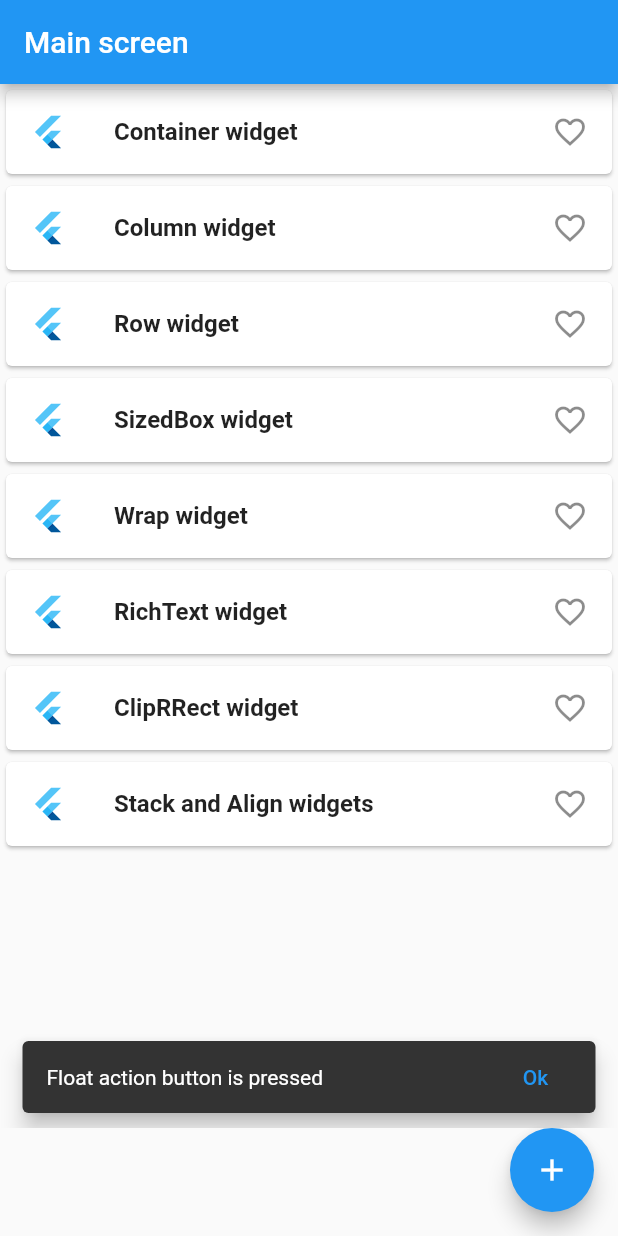
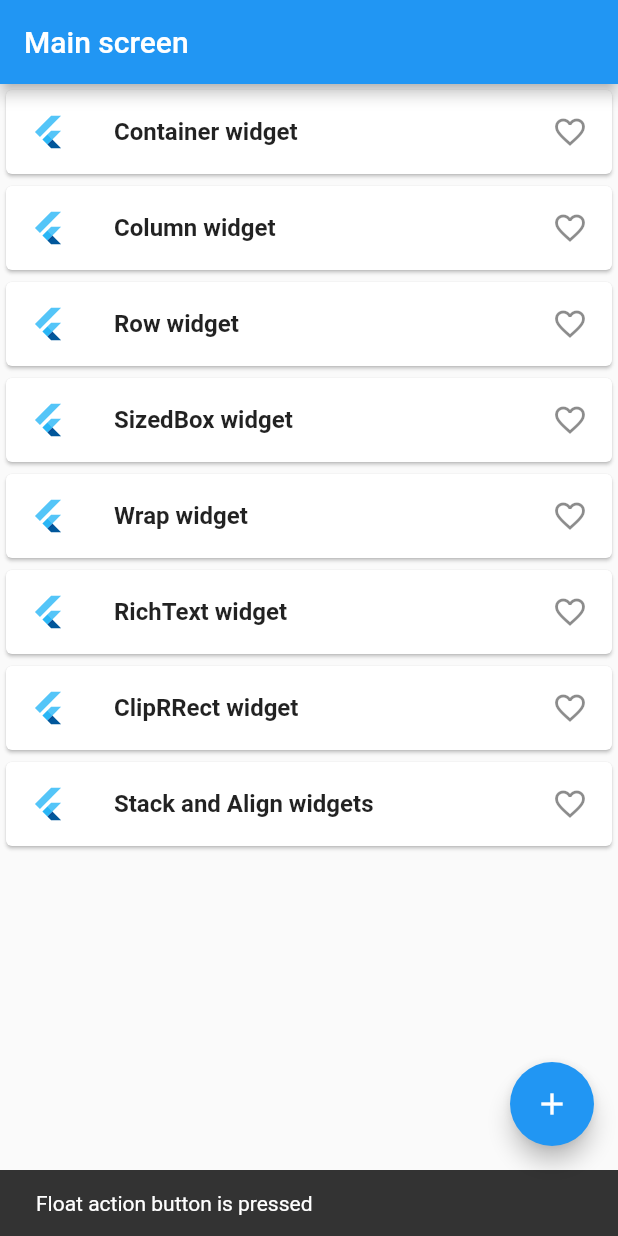
Before and after one commit to alexsit19/basic_widgets, a Flutter app: the screen it shows after launch, after a tap on the "add" icon, on a phone screen of 412 x 824 dp. Run offline on Flutter 3.47's test engine with Material 2 defaults, Android fonts, the phone set to English and light mode, and no system bars.

Commit message:
add FloatingSnackbar class

```diff
--- a/lib/screens/container_screen.dart
+++ b/lib/screens/container_screen.dart
@@ -16,7 +16,6 @@ class ContainerScreen extends StatelessWidget {
                 color: Colors.green,
                 borderRadius: BorderRadius.circular(10),
                 border: Border.all(color: Colors.red, width: 2)),
-            //color: Colors.green,
             padding: const EdgeInsets.all(16.0),
             child: const Text("Container widget",
                 style: TextStyle(
--- a/lib/screens/main_screen.dart
+++ b/lib/screens/main_screen.dart
@@ -1,3 +1,4 @@
+import 'package:basic_widgets/custom_widgets/floating_snackbar.dart';
 import 'package:basic_widgets/screens/clip_rrect_screen.dart';
 import 'package:basic_widgets/screens/column_screen.dart';
 import 'package:basic_widgets/screens/container_screen.dart';
@@ -22,18 +23,11 @@ class MainScreen extends StatelessWidget {
       floatingActionButton: FloatingActionButton(
         child: const Icon(Icons.add),
         onPressed: () {
-          ScaffoldMessenger.of(context).showSnackBar(getSnackBar());
+          ScaffoldMessenger.of(context).showSnackBar(const FloatingSnackBar(
+            content: Text("Float action button is pressed"),
+          ));
         },
       ),
-    );
-  }
-
-  SnackBar getSnackBar() {
-    return SnackBar(
-      content: const Text("Float action button is pressed"),
-      behavior: SnackBarBehavior.floating,
-      duration: const Duration(milliseconds: 1500),
-      action: SnackBarAction(label: 'Ok', onPressed: () {}),
     );
   }
 
```
Also changed, not shown: lib/custom_widgets/floating_snackbar.dart (added, +15 -0 lines).
